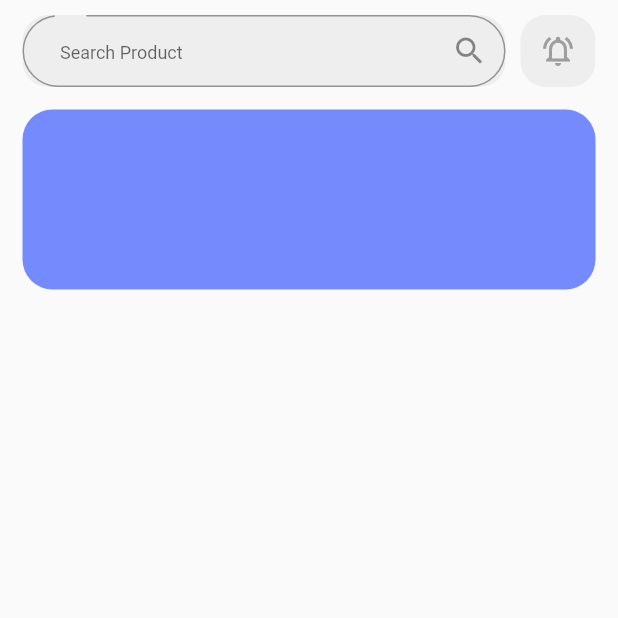
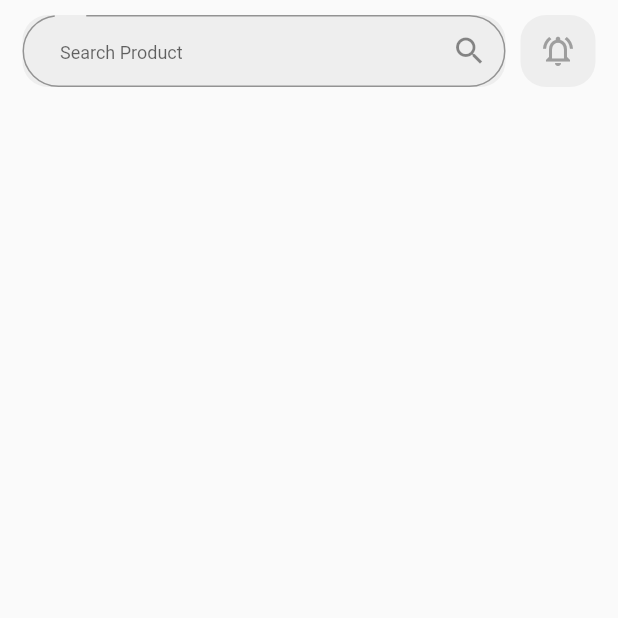
Before and after one commit to TuqaBakr/Ecomerce, a Flutter app: the screen it shows after launch, on a phone screen of 412 x 824 dp, the top half of it. Run offline on Flutter 3.47's test engine with Material 2 defaults, Android fonts, the phone set to English and light mode, and no system bars; our stand-ins replace dartz, flutter_otp_text_field, get, image_picker, shared_preferences, smooth_page_indicator.

```diff
--- a/lib/modules/shop_app/home_page/home_page.dart
+++ b/lib/modules/shop_app/home_page/home_page.dart
@@ -60,12 +60,12 @@ class HomePage extends StatelessWidget {
                     width: 50,
                   decoration: BoxDecoration(
                     color: Colors.grey[200],
-                    borderRadius: const BorderRadius.all(
+                    borderRadius: BorderRadius.all(
                     Radius.circular(17.0),),
                     ),
                   child: IconButton(
                       onPressed: (){},
-                      icon:const Icon(Icons.notifications_active_outlined),
+                      icon:Icon(Icons.notifications_active_outlined),
                       color: Colors.grey,
                     ),
                   ),
@@ -74,8 +74,8 @@ class HomePage extends StatelessWidget {
               ),
             ),
 
-            Container(
-              margin: const EdgeInsets.symmetric(horizontal: 15,vertical: 15),
+            /*Container(
+              margin: EdgeInsets.symmetric(horizontal: 15,vertical: 15),
               child: Stack(
                 children: [
                   Container(
@@ -87,7 +87,7 @@ class HomePage extends StatelessWidget {
                   ),
                 ],
               ),
-            ),
+            ),*/
             Container(
              // child: ListView.builder(itemBuilder: itemBuilder),
             ),
```
